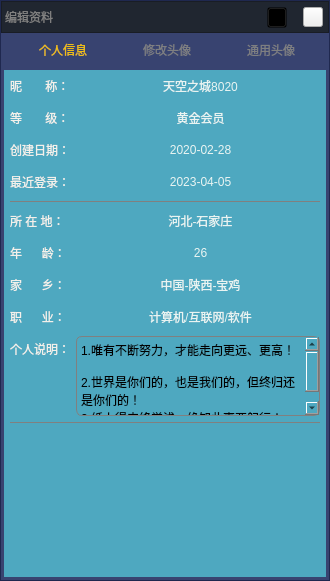
The window that VideoPlayer/login/ChangeHead.ui (huizhang556/pc-video-player) describes before a commit, drawn with Qt 5.
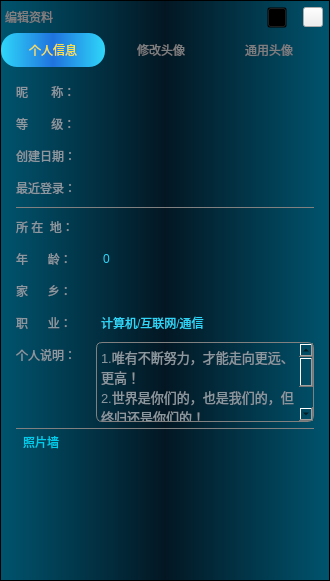
The same window after the commit. Icons and pictures are not drawn.

The edit to the form file:
```diff
--- a/VideoPlayer/login/ChangeHead.ui
+++ b/VideoPlayer/login/ChangeHead.ui
@@ -49,12 +49,13 @@
      <property name="styleSheet">
       <string notr="true">#frame_mask
 {
-background-color: rgba(36, 48, 98,0.9);
+background-color:qlineargradient(spread:pad,x1:0,y1:0,x2:1,y2:0,stop:0 #00546e, stop:0.5 #031723, stop:1  #00546e);
 }
 
 QListWidget
 {
 border: none;
+margin: 3px 0px 0px 0px;
 background-color: transparent;
 }
 
@@ -62,13 +63,13 @@
 {
 color: transparent;
 margin: 2px;
-border-radius: 3px;
+border-radius: 0px;
 background-color: transparent;
 }
 
 QListWidget::item:hover
 {
-border: 2px solid rgb(23, 140, 209);
+border: 2px solid rgb(50, 173, 241);
 background-color: transparent;
 }
 </string>
@@ -117,7 +118,7 @@
           <property name="styleSheet">
            <string notr="true">#frame_title
 {
-background-color: #202630;
+background-color: transparent;
 }</string>
           </property>
           <property name="frameShape">
@@ -254,75 +255,78 @@
           <property name="styleSheet">
            <string notr="true">QTabWidget::pane 
 {
-    border-top: 0px solid rgba(58, 58, 65,0.9);
-	background-color: transparent;
+border-top: 0px solid rgba(58, 58, 65,0.9);
+background-color: transparent;
 }
 
 QTabWidget::tab-bar 
 {
-    left: 10px; /* move to the right by 5px */
+left: 0px; /* move to the right by 5px */
 }
 
 QTabBar::tab 
 {
-    background-color: transparent;
-    /*border: 2px solid #C4C4C3;*/
-	/*border-bottom-color: #C2C7CB;*/
-    border-top-left-radius: 0px;
-    border-top-right-radius: 0px;
-    min-width: 100px;
-	height:30px;
-    padding: 2px;	
-	font: 75 11pt &quot;Microsoft YaHei UI&quot;;
+background-color: transparent;
+/*border: 2px solid #C4C4C3;*/
+/*border-bottom-color: #C2C7CB;*/
+border-top-left-radius: 0px;
+border-top-right-radius: 0px;
+min-width: 100px;
+height:30px;
+padding: 2px;
+margin: 0px 2px;	
+font: 75 11pt &quot;Microsoft YaHei UI&quot;;
 }
 
-QTabBar::tab:selected, QTabBar::tab:hover 
+QTabBar::tab:hover 
 {
- background-color: transparent;
+border-radius: 15px;
+background-color:qlineargradient(spread:pad,x1:0,y1:0,x2:1,y2:0,stop:0 #d9f8fd, stop:0.5 #abf0f9, stop:1 #d9f8fd);
 }
 
 QTabBar::tab:selected 
 {
-	color: #efbe12;
-	border: 0px solid #9B9B9B;
-    border-bottom-color: #C2C7CB; /* same as pane color */
+font: 800 15px &quot;微软雅黑&quot;;
+color: #fbe145;
+border-radius: 16px;
+border: 0px solid #9B9B9B;
+background-color:qlineargradient(spread:pad,x1:0,y1:0,x2:1,y2:0,stop:0 #2fd6f9, stop:0.5 #1f73de, stop:1  #2fd6f9);
 }
 
 QTabBar::tab:!selected 
 {
-	color: #7e7f81;
-    margin-top: 0px; /* make non-selected tabs look smaller */
+color: #7e7f81;
+margin-top: 0px;
 }
 
 
 QTabBar::tab:first:selected 
 {
-    margin-left: 0; /* the first selected tab has nothing to overlap with on the left */
+margin-left: 0; 
 }
 
 QTabBar::tab:last:selected 
 {
-    margin-right: 0; /* the last selected tab has nothing to overlap with on the right */
+margin-right: 0;
 }
 
 QTabBar::tab:only-one 
 {
-    margin: 0; /* if there is only one tab, we don't want overlapping margins */
+ margin: 0; 
 }
 
 QGroupBox
 {
-border: 0px solid #f40f5a;
+border: 1px solid #8b98a0;
 border-radius: 6px;
 margin-top: 5ex;
-color: #cdcdcd;
-font: 9pt &quot;Microsoft YaHei UI&quot;;
+font: 10pt &quot;Microsoft YaHei UI&quot;;
 background-color: transparent;
 }
 
 QGroupBox::title 
 {
-color: #6680ee;
+color: #00ceee;
 subcontrol-origin: margin;
 subcontrol-position: top left;
 padding: 0 5px;
@@ -339,16 +343,16 @@
            </attribute>
            <layout class="QVBoxLayout" name="verticalLayout_15">
             <property name="leftMargin">
-             <number>3</number>
+             <number>9</number>
             </property>
             <property name="topMargin">
-             <number>3</number>
+             <number>9</number>
             </property>
             <property name="rightMargin">
-             <number>3</number>
+             <number>9</number>
             </property>
             <property name="bottomMargin">
-             <number>3</number>
+             <number>9</number>
             </property>
             <item>
              <widget class="QFrame" name="fram_perInfo">
@@ -356,21 +360,111 @@
                <string notr="true">*
 {
 border: none;
-background-color: #4ea8c0;
+background-color: transparent;
 }
 
 QLabel
 {
-color: #f3f1eb;
+color: #8b98a0;
 font: 400 14px &quot;微软雅黑&quot;;
 }
 
 QPushButton
 {
-color: #e9f4f2;
+color: #2fd6f9;
 border: none;
+text-align: left;
 font: 400 14px &quot;微软雅黑&quot;;
-}</string>
+
+}
+
+QPushButton:hover
+{
+color:qlineargradient(spread:pad,x1:0,y1:0,x2:1,y2:0,stop:0 #2fd6f9, stop:0.5 #1f73de, stop:1  #2fd6f9);
+}
+
+QSpinBox
+{
+color: #2fd6f9;
+border: none;
+text-align: left;
+font: 400 14px &quot;微软雅黑&quot;;
+}
+
+QComboBox
+{
+color:#2fd6f9;
+text-align: center;
+border-radius: 4px;
+padding-left: 0px;
+font: 400 14px &quot;微软雅黑&quot;;
+border:0px solid rgb(50, 173, 241);
+background-color: transparent;
+}
+
+QComboBox::drop-down
+{
+border: 0px solid rgb(50, 173, 241);
+border-left-width: 0px;
+background-color: transparent;
+width: 12px;
+}
+
+QComboBox::down-arrow
+{
+image: url(:/images/function/download_arrow_hover.png);
+}
+
+QComboBox QAbstractItemView 
+{
+height: 100px;
+border: 0px solid green;
+selection-background-color: transparent;						
+background-color: transparent;								
+}
+
+/*下拉列表item*/
+QListView
+{
+background-color: transparent;
+}
+
+/*下拉项样式 背景蓝色*/
+QListView::item
+{
+min-height:28px;
+padding:0px 0px;
+font: 400 14px &quot;微软雅黑&quot;;
+background-color: rgba(0, 80, 106,0.3);	
+color:#2ca5f9;
+
+}  
+
+/*下拉项选中样式（效果不明显）背景绿色*/
+QListView::item:selected
+{ 
+color:#2ca5f9;
+border-radius: 2px;
+background-color: rgba(0, 80, 106,0.5);	 
+}   
+
+/*下拉项鼠标悬浮样式 背景灰绿色*/
+QListView::item:hover
+{ 
+color: rgb(39, 255, 22);
+border-radius: 2px;
+background-color: rgba(0, 80, 106,0.5);	 
+}
+
+QToolTip
+{
+background-color:#f0f0f0;
+color:#404040;
+}
+
+
+
+</string>
               </property>
               <layout class="QVBoxLayout" name="verticalLayout_13">
                <property name="spacing">
@@ -420,6 +514,9 @@
                   </property>
                   <item>
                    <layout class="QHBoxLayout" name="horizontalLayout_7">
+                    <property name="spacing">
+                     <number>20</number>
+                    </property>
                     <item>
                      <widget class="QLabel" name="label">
                       <property name="minimumSize">
@@ -440,7 +537,7 @@
                      </widget>
                     </item>
                     <item>
-                     <widget class="QPushButton" name="pushButton">
+                     <widget class="QPushButton" name="pushButton_nick">
                       <property name="minimumSize">
                        <size>
                         <width>0</width>
@@ -454,7 +551,7 @@
                        </size>
                       </property>
                       <property name="text">
-                       <string>天空之城8020</string>
+                       <string/>
                       </property>
                      </widget>
                     </item>
@@ -462,6 +559,9 @@
                   </item>
                   <item>
                    <layout class="QHBoxLayout" name="horizontalLayout_10">
+                    <property name="spacing">
+                     <number>20</number>
+                    </property>
                     <item>
                      <widget class="QLabel" name="label_4">
                       <property name="minimumSize">
@@ -482,7 +582,7 @@
                      </widget>
                     </item>
                     <item>
-                     <widget class="QPushButton" name="pushButton_4">
+                     <widget class="QPushButton" name="pushButton_viptype">
                       <property name="minimumSize">
                        <size>
                         <width>0</width>
@@ -496,7 +596,7 @@
                        </size>
                       </property>
                       <property name="text">
-                       <string>黄金会员</string>
+                       <string/>
                       </property>
                      </widget>
                     </item>
@@ -504,6 +604,9 @@
                   </item>
                   <item>
                    <layout class="QHBoxLayout" name="horizontalLayout_11">
+                    <property name="spacing">
+                     <number>20</number>
+                    </property>
                     <item>
                      <widget class="QLabel" name="label_5">
                       <property name="minimumSize">
@@ -524,7 +627,7 @@
                      </widget>
                     </item>
                     <item>
-                     <widget class="QPushButton" name="pushButton_5">
+                     <widget class="QPushButton" name="pushButton_createtime">
                       <property name="minimumSize">
                        <size>
                         <width>0</width>
@@ -538,7 +641,7 @@
                        </size>
                       </property>
                       <property name="text">
-                       <string>2020-02-28</string>
+                       <string/>
                       </property>
                      </widget>
                     </item>
@@ -546,6 +649,9 @@
                   </item>
                   <item>
                    <layout class="QHBoxLayout" name="horizontalLayout_13">
+                    <property name="spacing">
+                     <number>20</number>
+                    </property>
                     <item>
                      <widget class="QLabel" name="label_7">
                       <property name="minimumSize">
@@ -566,7 +672,7 @@
                      </widget>
                     </item>
                     <item>
-                     <widget class="QPushButton" name="pushButton_7">
+                     <widget class="QPushButton" name="pushButton_logintime">
                       <property name="minimumSize">
                        <size>
                         <width>0</width>
@@ -580,7 +686,7 @@
                        </size>
                       </property>
                       <property name="text">
-                       <string>2023-04-05</string>
+                       <string/>
                       </property>
                      </widget>
                     </item>
@@ -631,6 +737,9 @@
                   </property>
                   <item>
                    <layout class="QHBoxLayout" name="horizontalLayout_14">
+                    <property name="spacing">
+                     <number>20</number>
+                    </property>
                     <item>
                      <widget class="QLabel" name="label_8">
                       <property name="minimumSize">
@@ -646,12 +755,12 @@
                        </size>
                       </property>
                       <property name="text">
-                       <string>所 在 地：</string>
+                       <string>所 在  地：</string>
                       </property>
                      </widget>
                     </item>
                     <item>
-                     <widget class="QPushButton" name="pushButton_8">
+                     <widget class="QPushButton" name="pushButton_address">
                       <property name="minimumSize">
                        <size>
                         <width>0</width>
@@ -665,7 +774,7 @@
                        </size>
                       </property>
                       <property name="text">
-                       <string>河北-石家庄</string>
+                       <string/>
                       </property>
                      </widget>
                     </item>
@@ -673,6 +782,9 @@
                   </item>
                   <item>
                    <layout class="QHBoxLayout" name="horizontalLayout_17">
+                    <property name="spacing">
+                     <number>20</number>
+                    </property>
                     <item>
                      <widget class="QLabel" name="label_11">
                       <property name="minimumSize">
@@ -693,7 +805,7 @@
                      </widget>
                     </item>
                     <item>
-                     <widget class="QPushButton" name="pushButton_11">
+                     <widget class="QSpinBox" name="spinBox_age">
                       <property name="minimumSize">
                        <size>
                         <width>0</width>
@@ -706,15 +818,15 @@
                         <height>26</height>
                        </size>
                       </property>
-                      <property name="text">
-                       <string>26</string>
-                      </property>
                      </widget>
                     </item>
                    </layout>
                   </item>
                   <item>
                    <layout class="QHBoxLayout" name="horizontalLayout_18">
+                    <property name="spacing">
+                     <number>20</number>
+                    </property>
                     <item>
                      <widget class="QLabel" name="label_12">
                       <property name="minimumSize">
@@ -735,7 +847,7 @@
                      </widget>
                     </item>
                     <item>
-                     <widget class="QPushButton" name="pushButton_12">
+                     <widget class="QPushButton" name="pushButton_hometown">
                       <property name="minimumSize">
                        <size>
                         <width>0</width>
@@ -749,7 +861,7 @@
                        </size>
                       </property>
                       <property name="text">
-                       <string>中国-陕西-宝鸡</string>
+                       <string/>
                       </property>
                      </widget>
                     </item>
@@ -757,6 +869,9 @@
                   </item>
                   <item>
                    <layout class="QHBoxLayout" name="horizontalLayout_19">
+                    <property name="spacing">
+                     <number>20</number>
+                    </property>
                     <item>
                      <widget class="QLabel" name="label_13">
                       <property name="minimumSize">
@@ -777,7 +892,7 @@
                      </widget>
                     </item>
                     <item>
-                     <widget class="QPushButton" name="pushButton_13">
+                     <widget class="QComboBox" name="comboBox_worktype">
                       <property name="minimumSize">
                        <size>
                         <width>0</width>
@@ -790,15 +905,48 @@
                         <height>26</height>
                        </size>
                       </property>
-                      <property name="text">
-                       <string>计算机/互联网/软件</string>
+                      <property name="styleSheet">
+                       <string notr="true"/>
                       </property>
+                      <item>
+                       <property name="text">
+                        <string>计算机/互联网/通信</string>
+                       </property>
+                      </item>
+                      <item>
+                       <property name="text">
+                        <string>生产/工艺/制造</string>
+                       </property>
+                      </item>
+                      <item>
+                       <property name="text">
+                        <string>医疗/护理/制药</string>
+                       </property>
+                      </item>
+                      <item>
+                       <property name="text">
+                        <string>金融/银行/投资/保险</string>
+                       </property>
+                      </item>
+                      <item>
+                       <property name="text">
+                        <string>商业/服务业/个体经营</string>
+                       </property>
+                      </item>
+                      <item>
+                       <property name="text">
+                        <string>文化/广告/传媒</string>
+                       </property>
+                      </item>
                      </widget>
                     </item>
                    </layout>
                   </item>
                   <item>
                    <layout class="QHBoxLayout" name="horizontalLayout_20">
+                    <property name="spacing">
+                     <number>20</number>
+                    </property>
                     <item>
                      <layout class="QVBoxLayout" name="verticalLayout_2">
                       <item>
@@ -861,10 +1009,9 @@
 &lt;html&gt;&lt;head&gt;&lt;meta name=&quot;qrichtext&quot; content=&quot;1&quot; /&gt;&lt;style type=&quot;text/css&quot;&gt;
 p, li { white-space: pre-wrap; }
 &lt;/style&gt;&lt;/head&gt;&lt;body style=&quot; font-family:'SimSun'; font-size:9pt; font-weight:400; font-style:normal;&quot;&gt;
-&lt;p style=&quot; margin-top:0px; margin-bottom:0px; margin-left:0px; margin-right:0px; -qt-block-indent:0; text-indent:0px;&quot;&gt;1.唯有不断努力，才能走向更远、更高！&lt;/p&gt;
-&lt;p style=&quot;-qt-paragraph-type:empty; margin-top:0px; margin-bottom:0px; margin-left:0px; margin-right:0px; -qt-block-indent:0; text-indent:0px;&quot;&gt;&lt;br /&gt;&lt;/p&gt;
-&lt;p style=&quot; margin-top:0px; margin-bottom:0px; margin-left:0px; margin-right:0px; -qt-block-indent:0; text-indent:0px;&quot;&gt;2.世界是你们的，也是我们的，但终归还是你们的！&lt;/p&gt;
-&lt;p style=&quot; margin-top:0px; margin-bottom:0px; margin-left:0px; margin-right:0px; -qt-block-indent:0; text-indent:0px;&quot;&gt;3.纸上得来终觉浅，绝知此事要躬行！&lt;/p&gt;&lt;/body&gt;&lt;/html&gt;</string>
+&lt;p style=&quot; margin-top:0px; margin-bottom:0px; margin-left:0px; margin-right:0px; -qt-block-indent:0; text-indent:0px;&quot;&gt;&lt;span style=&quot; font-size:10pt; color:#8b98a0;&quot;&gt;1.唯有不断努力，才能走向更远、更高！&lt;/span&gt;&lt;/p&gt;
+&lt;p style=&quot; margin-top:0px; margin-bottom:0px; margin-left:0px; margin-right:0px; -qt-block-indent:0; text-indent:0px;&quot;&gt;&lt;span style=&quot; font-size:10pt; color:#8b98a0;&quot;&gt;2.世界是你们的，也是我们的，但终归还是你们的！&lt;/span&gt;&lt;/p&gt;
+&lt;p style=&quot; margin-top:0px; margin-bottom:0px; margin-left:0px; margin-right:0px; -qt-block-indent:0; text-indent:0px;&quot;&gt;&lt;span style=&quot; font-size:10pt; color:#8b98a0;&quot;&gt;3.纸上得来终觉浅，绝知此事要躬行！&lt;/span&gt;&lt;/p&gt;&lt;/body&gt;&lt;/html&gt;</string>
                       </property>
                      </widget>
                     </item>
@@ -927,16 +1074,16 @@
              <number>0</number>
             </property>
             <property name="leftMargin">
-             <number>0</number>
+             <number>9</number>
             </property>
             <property name="topMargin">
-             <number>0</number>
+             <number>9</number>
             </property>
             <property name="rightMargin">
-             <number>0</number>
+             <number>9</number>
             </property>
             <property name="bottomMargin">
-             <number>0</number>
+             <number>9</number>
             </property>
             <item>
              <layout class="QVBoxLayout" name="verticalLayout_3">
@@ -1550,13 +1697,13 @@
                 <property name="minimumSize">
                  <size>
                   <width>0</width>
-                  <height>90</height>
+                  <height>95</height>
                  </size>
                 </property>
                 <property name="maximumSize">
                  <size>
                   <width>16777215</width>
-                  <height>90</height>
+                  <height>95</height>
                  </size>
                 </property>
                 <property name="styleSheet">
@@ -1583,6 +1730,18 @@
                  </property>
                  <item>
                   <widget class="QListWidget" name="listWidget_hispix">
+                   <property name="minimumSize">
+                    <size>
+                     <width>0</width>
+                     <height>80</height>
+                    </size>
+                   </property>
+                   <property name="maximumSize">
+                    <size>
+                     <width>16777215</width>
+                     <height>80</height>
+                    </size>
+                   </property>
                    <property name="styleSheet">
                     <string notr="true"/>
                    </property>
@@ -1616,13 +1775,13 @@
                 </property>
                 <layout class="QHBoxLayout" name="horizontalLayout_3">
                  <property name="leftMargin">
-                  <number>5</number>
+                  <number>0</number>
                  </property>
                  <property name="topMargin">
                   <number>0</number>
                  </property>
                  <property name="rightMargin">
-                  <number>5</number>
+                  <number>0</number>
                  </property>
                  <property name="bottomMargin">
                   <number>0</number>
@@ -1682,7 +1841,7 @@
 {
 color: #ffffff;
 border:2px solid gray;
-background-color: #eb257b;
+background-color:qlineargradient(spread:pad,x1:0,y1:0,x2:1,y2:0,stop:0 #2fd6f9, stop:0.5 #1f73de, stop:1  #2fd6f9);
 }</string>
                    </property>
                    <property name="text">
@@ -1716,7 +1875,7 @@
 {
 color: #ffffff;
 border:2px solid gray;
-background-color: #eb257b;
+background-color:qlineargradient(spread:pad,x1:0,y1:0,x2:1,y2:0,stop:0 #2fd6f9, stop:0.5 #1f73de, stop:1  #2fd6f9);
 }</string>
                    </property>
                    <property name="text">
@@ -1823,7 +1982,7 @@
                </size>
               </property>
               <property name="title">
-               <string>动态头像</string>
+               <string>情侣头像</string>
               </property>
               <layout class="QVBoxLayout" name="verticalLayout_8">
                <property name="leftMargin">
```
